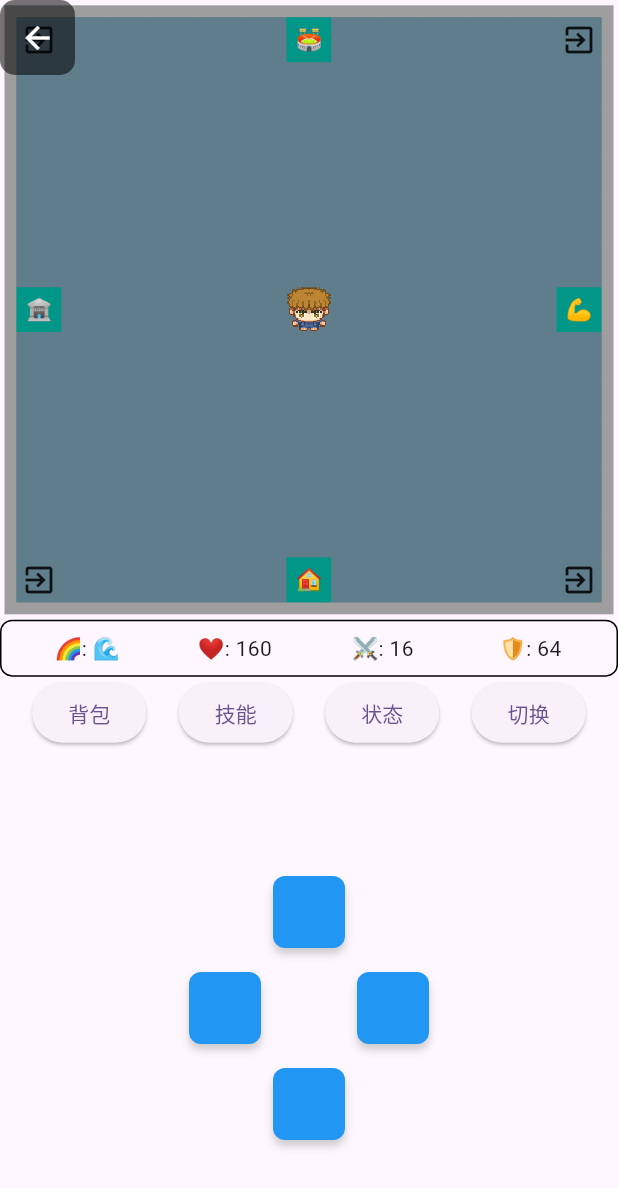
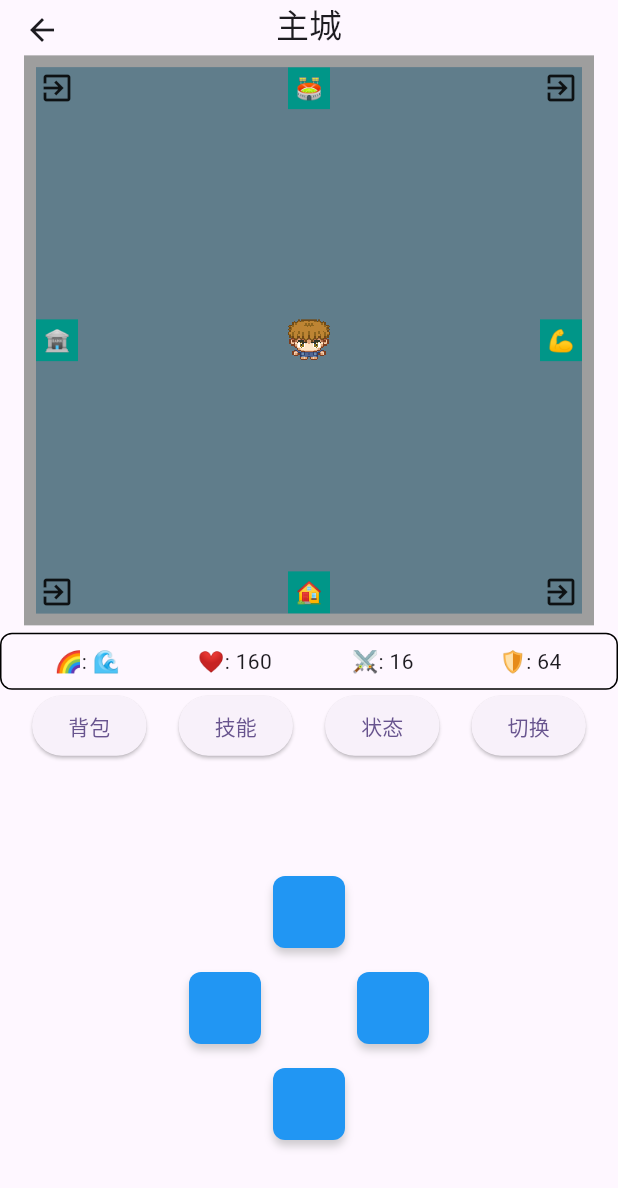
Before and after one commit to Rebort-a/OnePiece, a Flutter app: the MazePage screen opened directly, on a phone screen of 412 x 824 dp. Shown: the top 1188 px of the screen. Run offline on Flutter 3.47's test engine with Material 3 defaults, Android fonts, the phone set to English and light mode, and no system bars.

Commit message:
0033.保留五行对决地图界面的appbar，但是限制其高度

```diff
--- a/treasure/lib/03.animal_chess/foundation_widget.dart
+++ b/treasure/lib/03.animal_chess/foundation_widget.dart
@@ -19,9 +19,7 @@ class FoundationalWidget extends StatelessWidget {
   });
 
   @override
-  Widget build(BuildContext context) => _buildBody();
-
-  Widget _buildBody() => _buildChessBoard();
+  Widget build(BuildContext context) => Center(child: _buildChessBoard());
 
   Widget _buildChessBoard() => AspectRatio(
     aspectRatio: 1,
@@ -63,7 +61,6 @@ class FoundationalWidget extends StatelessWidget {
     double scaleFactor,
   ) {
     return GridView.builder(
-      physics: const NeverScrollableScrollPhysics(),
       gridDelegate: SliverGridDelegateWithFixedCrossAxisCount(
         crossAxisCount: boardSize,
       ),
--- a/treasure/lib/04.elemental_battle/upper/maze_page.dart
+++ b/treasure/lib/04.elemental_battle/upper/maze_page.dart
@@ -2,11 +2,10 @@ import 'dart:math';
 
 import 'package:flutter/material.dart';
 
-import '../../00.common/widget/floor_banner.dart';
 import '../../00.common/widget/notifier_navigator.dart';
 import '../../00.common/widget/scale_button.dart';
+import '../../00.common/image/image_manager.dart';
 import '../foundation/energy.dart';
-import '../../00.common/image/image_manager.dart';
 
 import 'maze_manager.dart';
 
@@ -22,73 +21,37 @@ class MazePage extends StatelessWidget {
         _manager.leavePage();
       },
       child: Scaffold(
-        body: Stack(
-          children: [
-            OrientationBuilder(
+        appBar: _buildAppBar(),
+        body: OrientationBuilder(
           builder: (context, orientation) {
+            // 根据屏幕方向选择布局
             return orientation == Orientation.portrait
                 ? _buildPortraitLayout(context)
                 : _buildLandscapeLayout(context);
           },
         ),
-
-            // 悬浮层数横幅
-            Positioned(top: 0, left: 50, right: 50, child: _buildBanner()),
-
-            // 退出按钮
-            Positioned(
-              top: 0,
-              left: 0,
-              child: _buildIconButton(
-                icon: Icons.arrow_back,
-                onPressed: _manager.leavePage,
-              ),
-            ),
-          ],
-        ),
       ),
     );
   }
 
-  Widget _buildIconButton({
-    required IconData icon,
-    required VoidCallback? onPressed,
-  }) {
-    return Container(
-      width: 50,
-      height: 50,
-      decoration: BoxDecoration(
-        color: Colors.black54,
-        borderRadius: BorderRadius.circular(10), // 圆角半径改为10
+  AppBar _buildAppBar() => AppBar(
+    toolbarHeight: 32.0,
+    title: ValueListenableBuilder<int>(
+      valueListenable: _manager.floorNum,
+      builder: (context, value, _) => Text(value > 0 ? '地下$value层' : '主城'),
     ),
-      child: IconButton(
-        icon: Icon(icon, color: Colors.white, size: 24),
-        onPressed: onPressed,
-        padding: EdgeInsets.zero,
-        splashRadius: 25, // 水波纹效果半径
-      ),
+    centerTitle: true,
   );
-  }
-
-  Widget _buildBanner() {
-    return ValueListenableBuilder<int>(
-      valueListenable: _manager.floorNum,
-      builder: (context, value, child) {
-        return FloorBanner(text: value > 0 ? '地下$value层' : '主城');
-      },
-    );
-  }
 
   // 竖屏布局
   Widget _buildPortraitLayout(BuildContext context) => Column(
     children: [
-      // 弹出页面
       NotifierNavigator(navigatorHandler: _manager.pageNavigator),
 
+      // 地图区域
       Flexible(
         child: Column(
           children: [
-            // 地图区域
             Expanded(flex: 8, child: _buildMapRegion()),
             Expanded(
               flex: 3,
@@ -104,17 +67,15 @@ class MazePage extends StatelessWidget {
           ],
         ),
       ),
-      // 方向按钮区域
       _buildDirectionButtonRegion(),
-      // 底部空白区域
-      _buildBlankRegion(),
+
+      SizedBox(height: 64),
     ],
   );
 
   // 横屏布局
   Widget _buildLandscapeLayout(BuildContext context) => Row(
     children: [
-      // 弹出页面
       NotifierNavigator(navigatorHandler: _manager.pageNavigator),
       Expanded(
         flex: 3,
@@ -122,23 +83,23 @@ class MazePage extends StatelessWidget {
           mainAxisAlignment: MainAxisAlignment.spaceEvenly,
           children: [
             // 行为按钮区域
-            _buildActionButtonRegion(context, Axis.vertical),
-
+            Expanded(
+              flex: 6,
+              child: _buildActionButtonRegion(context, Axis.vertical),
+            ),
+            Spacer(flex: 1),
             //信息区域
-            _buildInfoRegion(Axis.vertical),
+            Expanded(flex: 4, child: _buildInfoRegion(Axis.vertical)),
           ],
         ),
       ),
+
       // 地图区域
       Expanded(flex: 5, child: _buildMapRegion()),
       // 方向按钮区域
       Expanded(flex: 3, child: _buildDirectionButtonRegion()),
     ],
   );
-
-  Widget _buildBlankRegion() {
-    return const SizedBox(height: 64);
-  }
 
   Widget _buildMapRegion() => AspectRatio(
     aspectRatio: 1.0, // 宽高比为1:1（正方形）
@@ -152,7 +113,7 @@ class MazePage extends StatelessWidget {
           valueListenable: _manager.displayMap,
           builder: (context, map, _) {
             if (map.isEmpty) {
-              return const Center(child: Text('地图数据为空'));
+              return const Text('地图数据为空');
             }
 
             return LayoutBuilder(
@@ -164,7 +125,6 @@ class MazePage extends StatelessWidget {
                   width: size,
                   height: size,
                   child: GridView.builder(
-                    physics: const NeverScrollableScrollPhysics(),
                     gridDelegate: SliverGridDelegateWithFixedCrossAxisCount(
                       crossAxisCount: _manager.mapSize, // 列数
                       childAspectRatio: 1, // 单元格正方形
--- a/treasure/lib/05.gobang/foundation_widget.dart
+++ b/treasure/lib/05.gobang/foundation_widget.dart
@@ -25,7 +25,7 @@ class FoundationalWidget extends StatelessWidget {
           valueListenable: manager.board.grids,
           builder: (context, grids, _) {
             if (grids.isEmpty) {
-              return const Center(child: Text('地图数据为空'));
+              return const Text('地图数据为空');
             }
 
             return LayoutBuilder(
@@ -40,7 +40,6 @@ class FoundationalWidget extends StatelessWidget {
                   width: boardSize,
                   height: boardSize,
                   child: GridView.builder(
-                    physics: const NeverScrollableScrollPhysics(),
                     gridDelegate: SliverGridDelegateWithFixedCrossAxisCount(
                       crossAxisCount: manager.board.size,
                       childAspectRatio: 1,
```
Also changed, not shown: treasure/lib/00.common/widget/floor_banner.dart (+32 -6 lines), treasure/lib/03.animal_chess/local_page.dart (+4 -4 lines), treasure/lib/03.animal_chess/net_page.dart (+7 -5 lines). Lines whose indentation alone changed are shown as unchanged.
